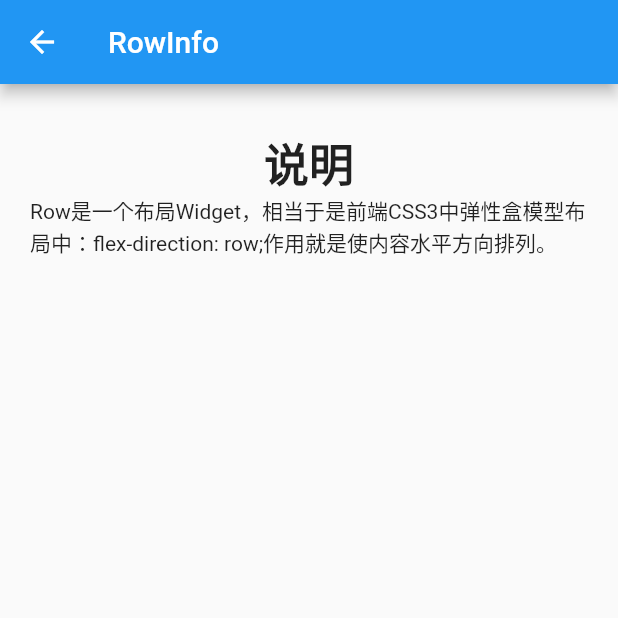
After one commit to tal007/FlutterApp, a Flutter app: the RowAndColumnInfo screen opened by its route, on a phone screen of 412 x 824 dp, the top half of it. The commit adds this screen. Run offline on Flutter 3.47's test engine with Material 2 defaults, Android fonts, the phone set to English and light mode, and no system bars; missing offline and left inert: flutter_webview_plugin.

Commit message:
Row Cloumn

```diff
--- /dev/null
+++ b/lib/RowAndColumn/index.dart
@@ -0,0 +1,34 @@
+import 'package:flutter/material.dart';
+import 'package:flutterapp/common/CustomTitle.dart';
+
+void main() => runApp(RowAndColumnInfo());
+
+class RowAndColumnInfo extends StatelessWidget {
+  const RowAndColumnInfo({Key key, this.title}) : super(key: key);
+  final title;
+
+  @override
+  Widget build(BuildContext context) {
+    return Container(
+      child: Scaffold(
+        appBar: AppBar(
+          title: Text(title),
+        ),
+        body: SingleChildScrollView(
+          child: Container(
+            margin: EdgeInsets.symmetric(
+              vertical: 30,
+              horizontal: 20
+            ),
+            child: Column(
+              children: <Widget>[
+                Center(child: CustomTitle(title: "说明")),
+                Text("Row是一个布局Widget，相当于是前端CSS3中弹性盒模型布局中：flex-direction: row;作用就是使内容水平方向排列。"),
+              ],
+            ),
+          ),
+        )
+      ),
+    );
+  }
+}
--- a/lib/home/index.dart
+++ b/lib/home/index.dart
@@ -8,7 +8,7 @@ var list = [
   "MaterialApp",
   "Scaffold",
   "Container",
-  "Scaffold",
+  "Row",
   "Scaffold",
   "Scaffold",
   "Scaffold",
--- a/lib/main.dart
+++ b/lib/main.dart
@@ -3,6 +3,7 @@ import './home/index.dart';
 import 'MaterialApp/index.dart';
 import 'Container/index.dart';
 import 'Scaffold/index.dart';
+import 'RowAndColumn/index.dart';
 
 // 主函数，入口函数
 void main() => runApp(MyApp());
@@ -20,6 +21,7 @@ class MyApp extends StatelessWidget {
         "MaterialAppInfo": (BuildContext context) => MaterialAppInfo(title: 'MaterialAppInfo'),
         "ContainerInfo": (BuildContext context) => ContainerInfo(title: 'ContainerInfo'),
         "ScaffoldInfo": (BuildContext context) => ScaffoldInfo(title: 'ScaffoldInfo'),
+        "RowInfo": (BuildContext context) => RowAndColumnInfo(title: 'RowInfo'),
       },
       home: HomeList()
     );
--- a/pubspec.yaml
+++ b/pubspec.yaml
@@ -19,7 +19,7 @@ environment:
 dependencies:
   flutter:
     sdk: flutter
-  flutter_webview_plugin: 0.3.5
+  flutter_webview_plugin: ^0.3.5
 
   # The following adds the Cupertino Icons font to your application.
   # Use with the CupertinoIcons class for iOS style icons.
```
Also changed, not shown: lib/RowAndColumn/RowAndColumn.dart (added, +18 -0 lines).
